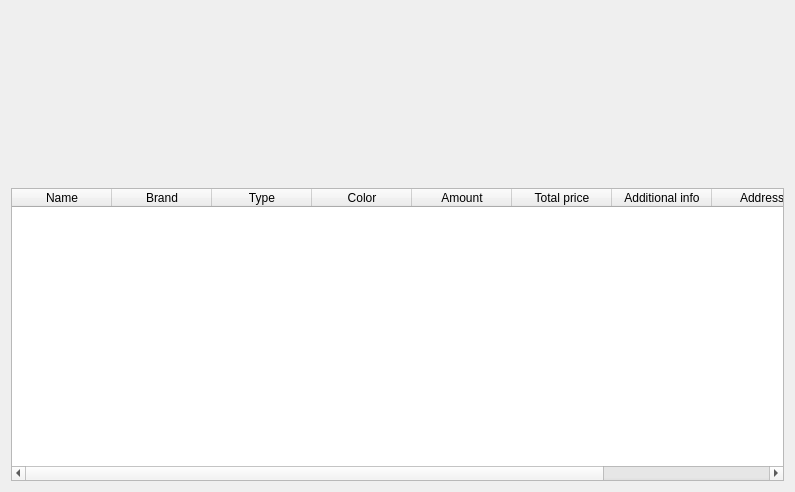
This is AP/show_transaction.ui in AP-projects-4001/Guys as Qt 5 draws it before an edit. The edited form follows.
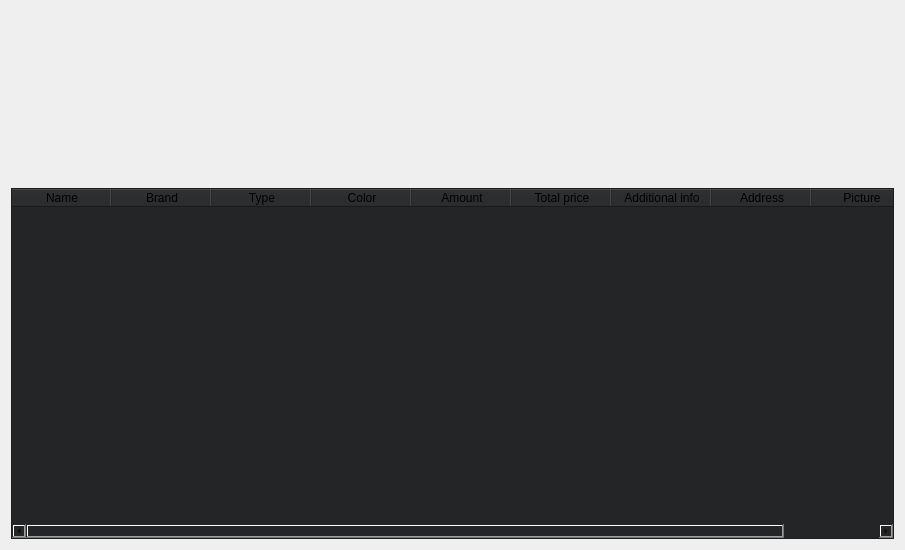
This is the edited form.

Commit message: Fix UI for every account

```diff
--- a/AP/show_transaction.ui
+++ b/AP/show_transaction.ui
@@ -6,8 +6,8 @@
    <rect>
     <x>0</x>
     <y>0</y>
-    <width>795</width>
-    <height>492</height>
+    <width>905</width>
+    <height>550</height>
    </rect>
   </property>
   <property name="windowTitle">
@@ -67,6 +67,58 @@
      </item>
      <item>
       <widget class="QTableWidget" name="tableWidget">
+       <property name="styleSheet">
+        <string notr="true">QWidget
+{
+	background-color : #242526;
+}
+
+QPushButton
+{
+	background-color: #565656;
+	color: #ffffff;
+	border-style: solid;
+	border-width: 1px;
+	border-radius: 10px;
+	border-color: #051a39;
+	padding: 5px;
+
+}
+
+
+QPushButton::disabled
+{
+	background-color: #404040;
+	color: #656565;
+	border-color: #051a39;
+
+}
+
+
+QPushButton::hover
+{
+	background-color: #8399ff;
+	color: #ffffff;
+	border-style: solid;
+	border-width: 1px;
+	border-radius: 10px;
+	border-color: #051a39;
+	padding: 5px;
+}
+
+
+QPushButton::pressed
+{
+	background-color: #4969ff;
+	color: #ffffff;
+	border-style: solid;
+	border-width: 1px;
+	border-radius: 10px;
+	border-color: #051a39;
+	padding: 5px;
+
+}</string>
+       </property>
        <column>
         <property name="text">
          <string>Name</string>
```
The commit also changes 7 other files.
